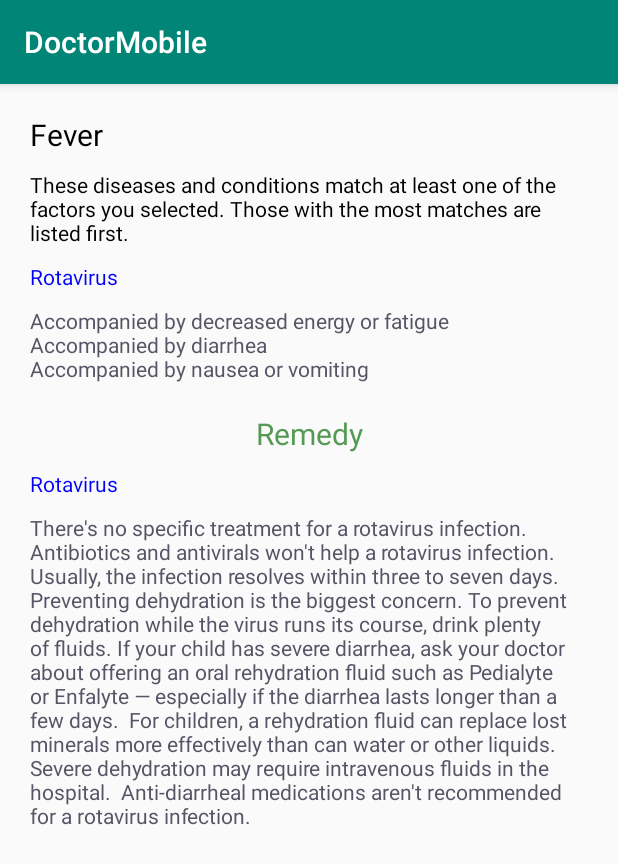
After one commit to Raiyan-sharif/DoctorMobile, an Android app: the option3 screen opened directly, with no data from a screen before it, on a phone screen of 412 x 824 dp. The commit adds this screen. Shown: the top 864 px of the screen. Run offline under Robolectric (Android 15) with nearby library versions, the phone set to English and light mode, and no system bars.

Commit message:
3 option works

```diff
--- a/app/src/main/AndroidManifest.xml
+++ b/app/src/main/AndroidManifest.xml
@@ -9,7 +9,9 @@
         android:roundIcon="@mipmap/ic_launcher_round"
         android:supportsRtl="true"
         android:theme="@style/AppTheme">
-        <activity android:name=".Results"></activity>
+        <activity android:name=".option3"></activity>
+        <activity android:name=".Option2" />
+        <activity android:name=".Results" />
         <activity android:name=".FeverCause" />
         <activity android:name=".UserPannel" />
         <activity android:name=".MainActivity">
--- a/app/src/main/java/android/example/doctormobile/MainActivity.java
+++ b/app/src/main/java/android/example/doctormobile/MainActivity.java
@@ -23,11 +23,11 @@ public class MainActivity extends AppCompatActivity {
         signInBtn.setOnClickListener(new View.OnClickListener() {
             @Override
             public void onClick(View v) {
-                if(email.getText().toString().equals("rappi@gmail.com") && password.getText().toString().equals("123456789")){
+//                if(email.getText().toString().equals("rappi@gmail.com") && password.getText().toString().equals("123456789")){
                     Intent intent = new Intent(MainActivity.this, UserPannel.class);
                     startActivity(intent);
                     finish();
-                }
+//                }
             }
         });
     }
--- /dev/null
+++ b/app/src/main/java/android/example/doctormobile/option3.java
@@ -0,0 +1,13 @@
+package android.example.doctormobile;
+
+import android.support.v7.app.AppCompatActivity;
+import android.os.Bundle;
+
+public class option3 extends AppCompatActivity {
+
+    @Override
+    protected void onCreate(Bundle savedInstanceState) {
+        super.onCreate(savedInstanceState);
+        setContentView(R.layout.activity_option3);
+    }
+}
--- /dev/null
+++ b/app/src/main/res/layout/activity_option3.xml
@@ -0,0 +1,68 @@
+<?xml version="1.0" encoding="utf-8"?>
+<LinearLayout xmlns:android="http://schemas.android.com/apk/res/android"
+    xmlns:app="http://schemas.android.com/apk/res-auto"
+    xmlns:tools="http://schemas.android.com/tools"
+    android:layout_width="match_parent"
+    android:layout_height="match_parent"
+    tools:context=".Results"
+    android:orientation="vertical"
+    android:layout_margin="20dp">
+    <TextView
+        android:layout_width="wrap_content"
+        android:layout_height="wrap_content"
+        android:text="Fever"
+        android:textSize="20sp"
+        android:textColor="#000"/>
+    <TextView
+        android:layout_width="wrap_content"
+        android:layout_height="wrap_content"
+        android:layout_marginTop="10dp"
+        android:text="These diseases and conditions match at least one of the factors you selected. Those with the most matches are listed first."
+        android:textColor="#000"/>
+
+    <TextView
+        android:layout_marginTop="10dp"
+        android:layout_width="wrap_content"
+        android:layout_height="wrap_content"
+        android:text="Rotavirus"
+        android:textColor="#0000ff"/>
+
+    <TextView
+        android:layout_marginTop="10dp"
+        android:layout_width="wrap_content"
+        android:layout_height="wrap_content"
+        android:text="Accompanied by decreased energy or fatigue\nAccompanied by diarrhea\nAccompanied by nausea or vomiting"
+        android:textColor="#556"/>
+
+
+    <TextView
+        android:layout_width="match_parent"
+        android:layout_height="wrap_content"
+        android:gravity="center_horizontal"
+        android:layout_marginTop="20dp"
+        android:textColor="#559955"
+        android:textSize="20sp"
+        android:text="Remedy"/>
+
+    <TextView
+        android:layout_marginTop="10dp"
+        android:layout_width="wrap_content"
+        android:layout_height="wrap_content"
+        android:text="Rotavirus"
+        android:textColor="#0000ff"/>
+
+    <TextView
+        android:layout_marginTop="10dp"
+        android:layout_width="wrap_content"
+        android:layout_height="wrap_content"
+        android:text="There's no specific treatment for a rotavirus infection. Antibiotics and antivirals won't help a rotavirus infection. Usually, the infection resolves within three to seven days.
+
+Preventing dehydration is the biggest concern. To prevent dehydration while the virus runs its course, drink plenty of fluids. If your child has severe diarrhea, ask your doctor about offering an oral rehydration fluid such as Pedialyte or Enfalyte — especially if the diarrhea lasts longer than a few days.
+
+For children, a rehydration fluid can replace lost minerals more effectively than can water or other liquids. Severe dehydration may require intravenous fluids in the hospital.
+
+Anti-diarrheal medications aren't recommended for a rotavirus infection."
+        android:textColor="#556"/>
+
+
+</LinearLayout>
```
Also changed, not shown: app/src/main/java/android/example/doctormobile/FeverCause.java (+14 -3 lines), app/src/main/java/android/example/doctormobile/Option2.java (added, +13 -0 lines), app/src/main/res/layout/activity_option2.xml (added, +62 -0 lines).
